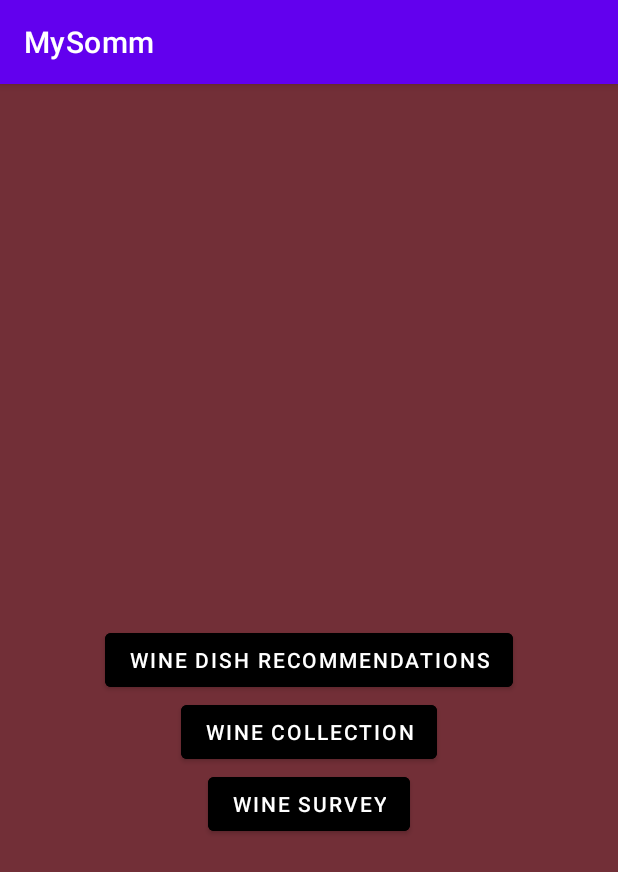
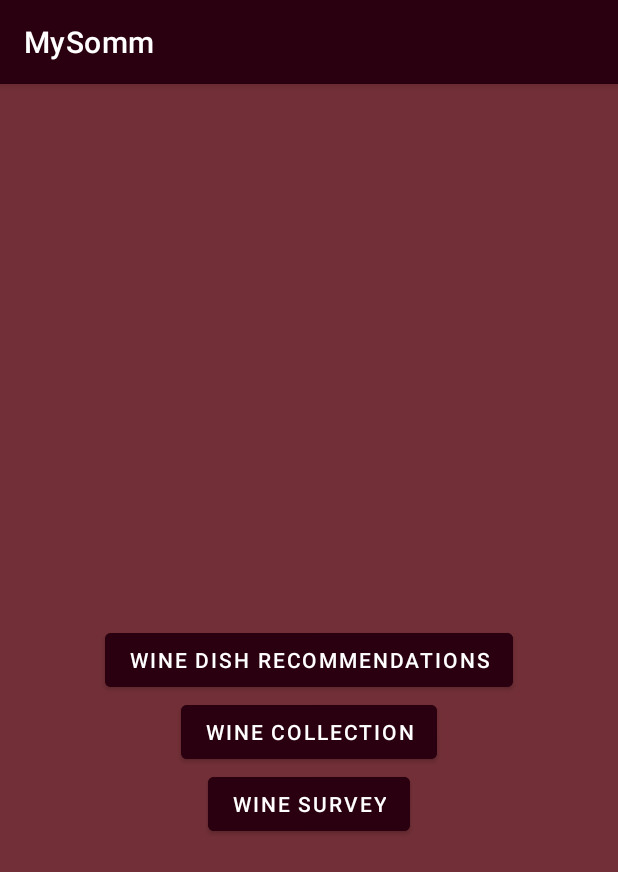
Before and after one commit to Burdj3/MySomm, an Android app: the screen it shows after launch (MainActivity), on a phone screen of 412 x 824 dp. Shown: the top 872 px of the screen. Run offline under Robolectric (Android 15) with nearby library versions, the phone set to English and light mode, and no system bars.

Commit message:
Changing top banner color, adding color palette to colors.xml, and setting button colors.

```diff
--- a/app/src/main/res/layout/activity_main.xml
+++ b/app/src/main/res/layout/activity_main.xml
@@ -14,16 +14,18 @@
         android:layout_centerHorizontal="true"
         android:layout_centerVertical="true"
         android:text="Wine Dish Recommendations"
-        android:backgroundTint="@color/black"/>
+        android:backgroundTint="@color/wine_dark"
+        />
 
     <Button
         android:layout_width="wrap_content"
         android:layout_height="wrap_content"
-        android:backgroundTint="@color/black"
+        android:backgroundTint="@color/wine_dark"
         android:id="@+id/wineCollectionButton"
         android:layout_below="@+id/wineDishButton"
         android:layout_centerHorizontal="true"
-        android:text="Wine Collection"/>
+        android:text="Wine Collection"
+        />
 
     <Button
         android:layout_width="wrap_content"
@@ -32,7 +34,8 @@
         android:layout_below="@+id/wineCollectionButton"
         android:layout_centerHorizontal="true"
         android:text="Wine Survey"
-        android:backgroundTint="@color/black"/>
+        android:backgroundTint="@color/wine_dark"
+        />
 
 
 </RelativeLayout>
--- a/app/src/main/res/values-night/themes.xml
+++ b/app/src/main/res/values-night/themes.xml
@@ -2,7 +2,7 @@
     <!-- Base application theme. -->
     <style name="Theme.MySomm" parent="Theme.MaterialComponents.DayNight.DarkActionBar">
         <!-- Primary brand color. -->
-        <item name="colorPrimary">@color/purple_200</item>
+        <item name="colorPrimary">@color/wine_dark</item>
         <item name="colorPrimaryVariant">@color/purple_700</item>
         <item name="colorOnPrimary">@color/black</item>
         <!-- Secondary brand color. -->
--- a/app/src/main/res/values/colors.xml
+++ b/app/src/main/res/values/colors.xml
@@ -8,4 +8,9 @@
     <color name="black">#FF000000</color>
     <color name="white">#FFFFFFFF</color>
     <color name="wine">#722F37</color>
+    <color name="pastel_light">#BFA5A6</color>
+    <color name="pastel_dark">#897172</color>
+    <color name="olive">#767840</color>
+    <color name="olive_dark">#444812</color>
+    <color name="wine_dark">#2A0010</color>
 </resources>
--- a/app/src/main/res/values/themes.xml
+++ b/app/src/main/res/values/themes.xml
@@ -2,7 +2,7 @@
     <!-- Base application theme. -->
     <style name="Theme.MySomm" parent="Theme.MaterialComponents.DayNight.DarkActionBar">
         <!-- Primary brand color. -->
-        <item name="colorPrimary">@color/purple_500</item>
+        <item name="colorPrimary">@color/wine_dark</item>
         <item name="colorPrimaryVariant">@color/purple_700</item>
         <item name="colorOnPrimary">@color/white</item>
         <!-- Secondary brand color. -->
```
